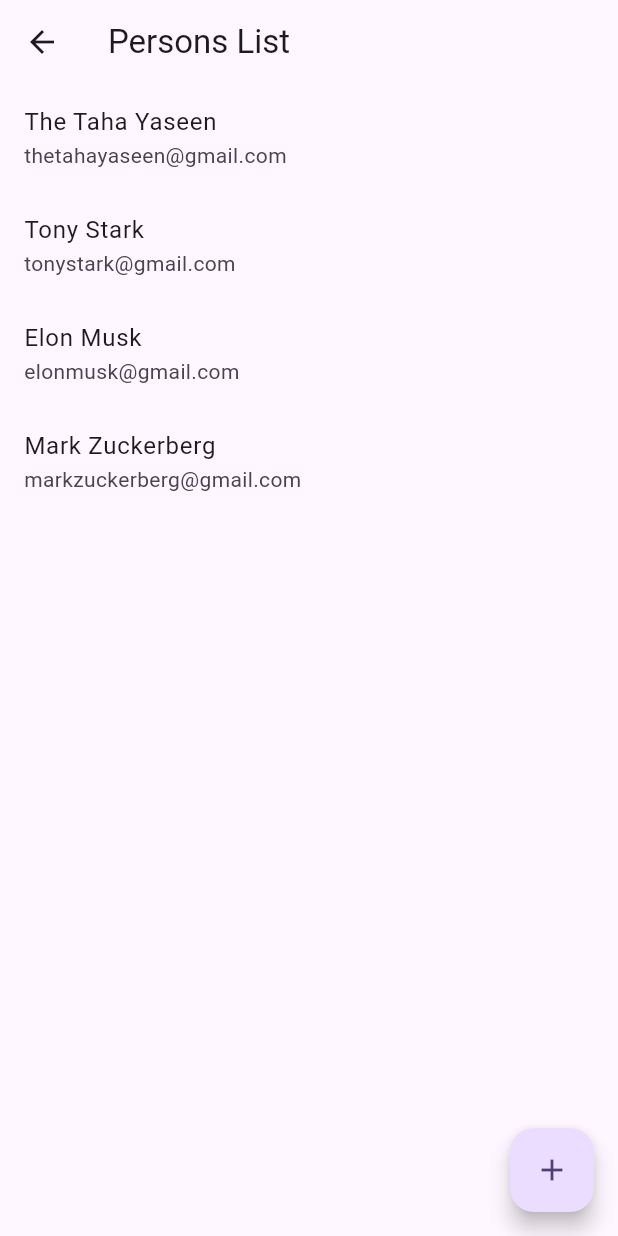
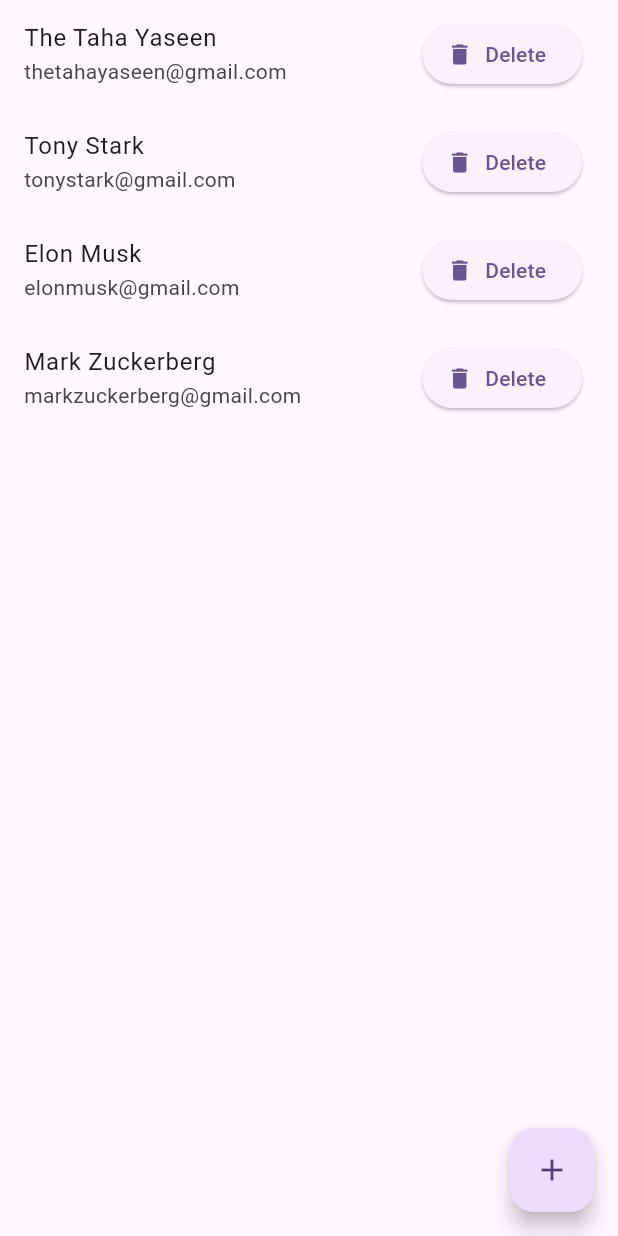
Before and after one commit to TheTahaYaseen/PersonsTileFlutter, a Flutter app: the AddUserView screen opened directly, after a tap on the "arrow back" icon, on a phone screen of 412 x 824 dp. Run offline on Flutter 3.47's test engine with Material 2 defaults, Android fonts, the phone set to English and light mode, and no system bars.

Commit message:
Basic CRD

```diff
--- a/lib/add_user_view.dart
+++ b/lib/add_user_view.dart
@@ -22,6 +22,7 @@ class AddUserView extends StatelessWidget {
                 height: 50,
                 child: TextField(
                   controller: _nameEditingController,
+                  decoration: const InputDecoration(hintText: "Name"),
                 ),
               ),
               SizedBox(
@@ -29,6 +30,7 @@ class AddUserView extends StatelessWidget {
                 height: 50,
                 child: TextField(
                   controller: _emailEditingController,
+                  decoration: const InputDecoration(hintText: "Email"),
                 ),
               ),
               const SizedBox(
@@ -36,15 +38,12 @@ class AddUserView extends StatelessWidget {
               ),
               ElevatedButton.icon(
                   onPressed: () {
-                    persons.add(Person(
-                        name: _nameEditingController.text,
-                        email: _emailEditingController.text));
-                    _nameEditingController.text = "";
-                    _emailEditingController.text = "";
-                    Navigator.push(
-                        context,
-                        MaterialPageRoute(
-                            builder: (context) => const HomeView()));
+                    String name = _nameEditingController.text.toString();
+                    String email = _emailEditingController.text.toString();
+
+                    if (name.isNotEmpty && email.isNotEmpty) {
+                      Navigator.pop(context, {"name": name, "email": email});
+                    }
                   },
                   icon: const Icon(Icons.add),
                   label: const Text("Add"))
@@ -53,8 +52,7 @@ class AddUserView extends StatelessWidget {
         ),
         floatingActionButton: FloatingActionButton(
           onPressed: () {
-            Navigator.push(context,
-                MaterialPageRoute(builder: (context) => const HomeView()));
+            Navigator.pop(context);
           },
           child: const Icon(Icons.arrow_back),
         ));
--- a/lib/home_view.dart
+++ b/lib/home_view.dart
@@ -2,28 +2,42 @@ import 'package:flutter/material.dart';
 import 'package:person_tile/add_user_view.dart';
 import 'package:person_tile/persons.dart';
 
-class HomeView extends StatelessWidget {
+class HomeView extends StatefulWidget {
   const HomeView({super.key});
 
   @override
+  State<HomeView> createState() => _HomeViewState();
+}
+
+class _HomeViewState extends State<HomeView> {
+  @override
   Widget build(BuildContext context) {
     return Scaffold(
-      appBar: AppBar(
-        title: const Text("Persons List"),
-      ),
       body: ListView.builder(
         itemCount: persons.length,
         itemBuilder: (context, index) {
           return ListTile(
             title: Text(persons[index].name),
             subtitle: Text(persons[index].email),
+            trailing: ElevatedButton.icon(
+                onPressed: () {
+                  persons.remove(persons[index]);
+                  setState(() {});
+                },
+                icon: const Icon(Icons.delete),
+                label: const Text("Delete")),
           );
         },
       ),
       floatingActionButton: FloatingActionButton(
-        onPressed: () {
-          Navigator.push(context,
+        onPressed: () async {
+          final response = await Navigator.push(context,
               MaterialPageRoute(builder: (context) => const AddUserView()));
+          if (response != null) {
+            persons
+                .add(Person(name: response["name"], email: response["email"]));
+          }
+          setState(() {});
         },
         child: const Icon(Icons.add),
       ),
```
